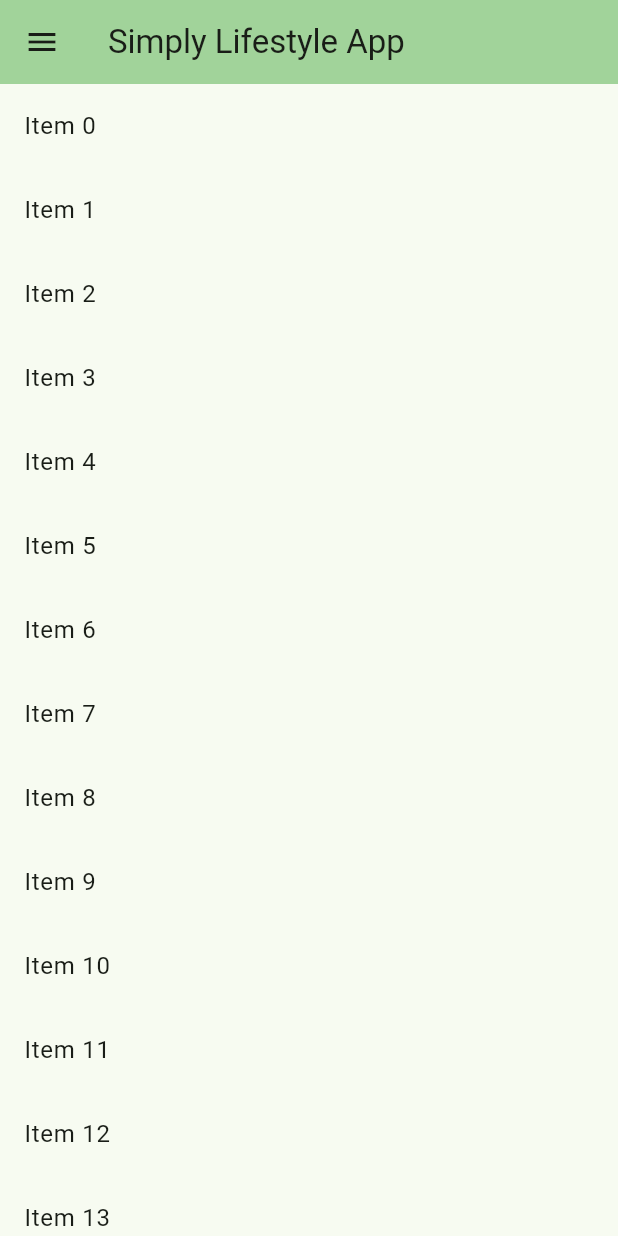
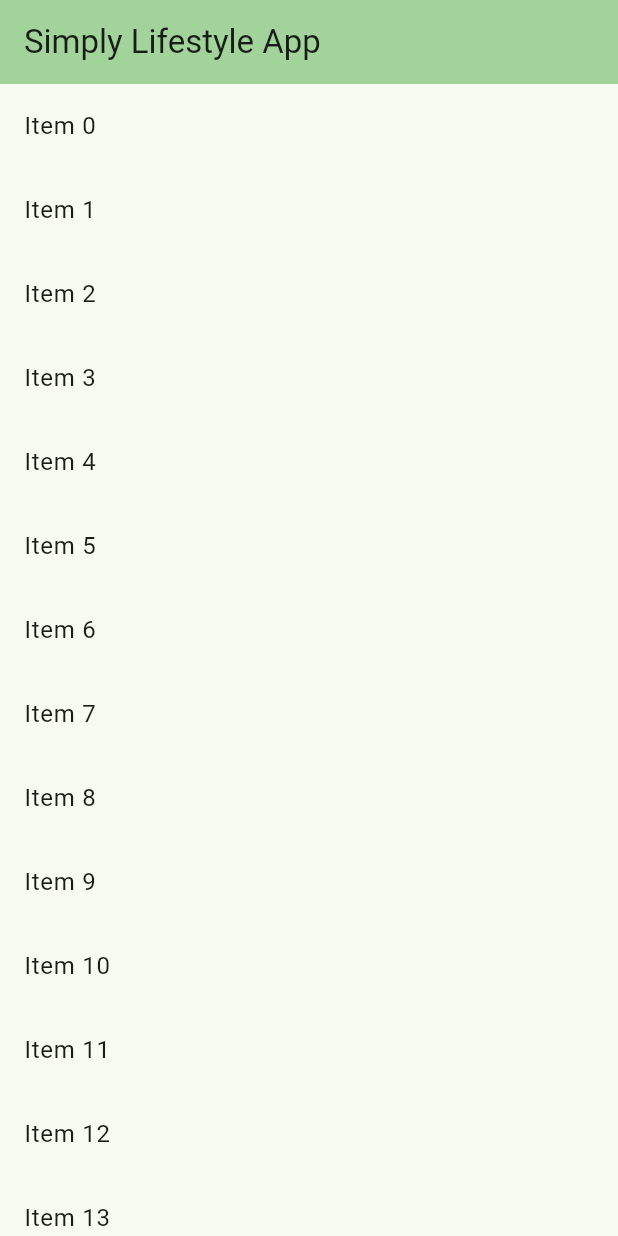
Before and after one commit to jorenvdkaxxes/flutter-workshop-2025, a Flutter app: the screen it shows after launch, on a phone screen of 412 x 824 dp. Run offline on Flutter 3.47's test engine with Material 3 defaults, Android fonts, the phone set to English and light mode, and no system bars.

Commit message:
Small changes

```diff
--- a/simply_lifestyle_app/lib/main.dart
+++ b/simply_lifestyle_app/lib/main.dart
@@ -1,5 +1,4 @@
 import 'package:flutter/material.dart';
-import 'package:simply_lifestyle_app/pages/products_page/products_page.dart';
 
 void main() {
   runApp(const MyApp());
@@ -31,16 +30,7 @@ class MyHomePage extends StatefulWidget {
 }
 
 class _MyHomePageState extends State<MyHomePage> {
-  int _selectedIndex = 0;
-  static const List<Widget> _widgetOptions = <Widget>[
-    ProductsPage(title: "Products")
-  ];
-
-  void _onItemTapped(int index) {
-    setState(() {
-      _selectedIndex = index;
-    });
-  }
+  final List<String> items = List<String>.generate(100, (i) => 'Item $i');
 
   @override
   Widget build(BuildContext context) {
@@ -48,41 +38,19 @@ class _MyHomePageState extends State<MyHomePage> {
       appBar: AppBar(
         backgroundColor: Theme.of(context).colorScheme.inversePrimary,
         title: Text(widget.title),
-        leading: Builder(
-          builder: (context) {
-            return IconButton(
-              icon: const Icon(Icons.menu),
-              onPressed: () {
-                Scaffold.of(context).openDrawer();
-              },
-            );
-          },
-        ),
       ),
       body: Center(
-        child: _widgetOptions[_selectedIndex],
-      ),
-      drawer: Drawer(
-        child: ListView(
-          padding: EdgeInsets.zero,
-          children: [
-            const DrawerHeader(
-              decoration: BoxDecoration(
-                color: Colors.greenAccent,
-              ),
-              child: Text('Simply Lifestyle'),
-            ),
-            ListTile(
-              title: const Text('Products'),
-              selected: _selectedIndex == 0,
-              onTap: () {
-                _onItemTapped(0);
-                Navigator.pop(context);
-              },
-            ),
-          ],
+          child: ListView.builder(
+        itemCount: items.length,
+        prototypeItem: ListTile(
+          title: Text(items.first),
         ),
-      ),
+        itemBuilder: (context, index) {
+          return ListTile(
+            title: Text(items[index]),
+          );
+        },
+      ))
     );
   }
 }
--- a/simply_lifestyle_app/lib/pages/products_page/products_page.dart
+++ /dev/null
@@ -1,29 +0,0 @@
-import 'package:flutter/material.dart';
-
-class ProductsPage extends StatefulWidget {
-  const ProductsPage({super.key, required this.title});
-
-  final String title;
-
-  @override
-  State<ProductsPage> createState() => _ProductsPageState();
-}
-
-class _ProductsPageState extends State<ProductsPage> {
-  final List<String> items = List<String>.generate(100, (i) => 'Item $i');
-
-  @override
-  Widget build(BuildContext context) {
-    return ListView.builder(
-      itemCount: items.length,
-      prototypeItem: ListTile(
-        title: Text(items.first),
-      ),
-      itemBuilder: (context, index) {
-        return ListTile(
-          title: Text(items[index]),
-        );
-      },
-    );
-  }
-}
```
